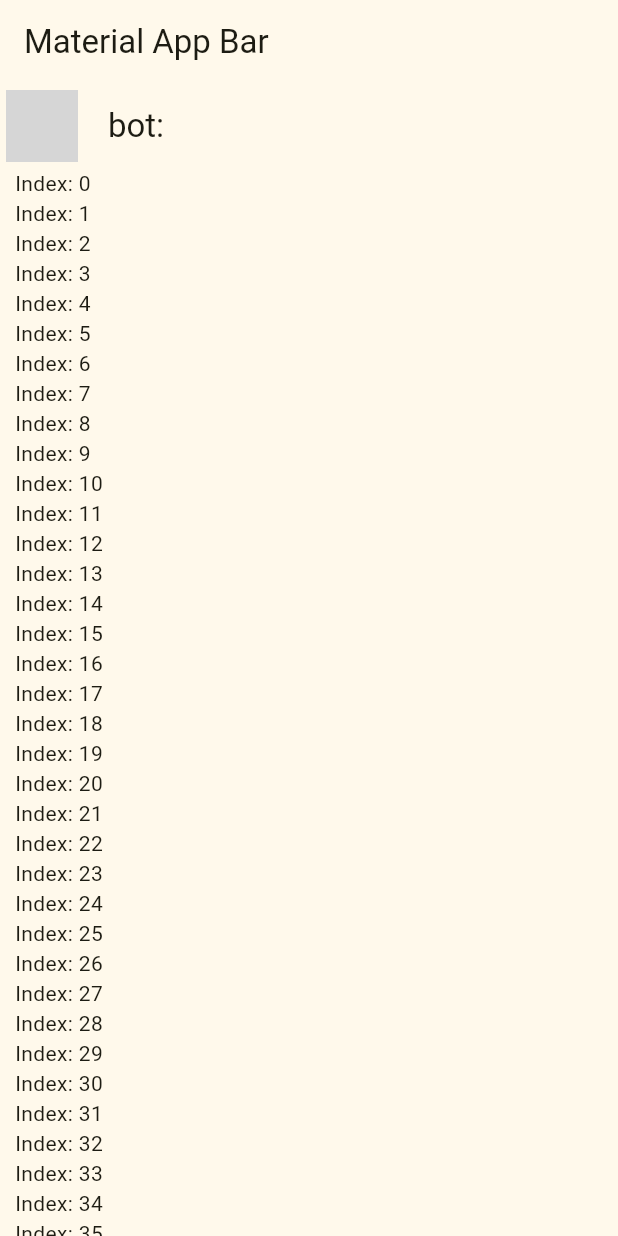
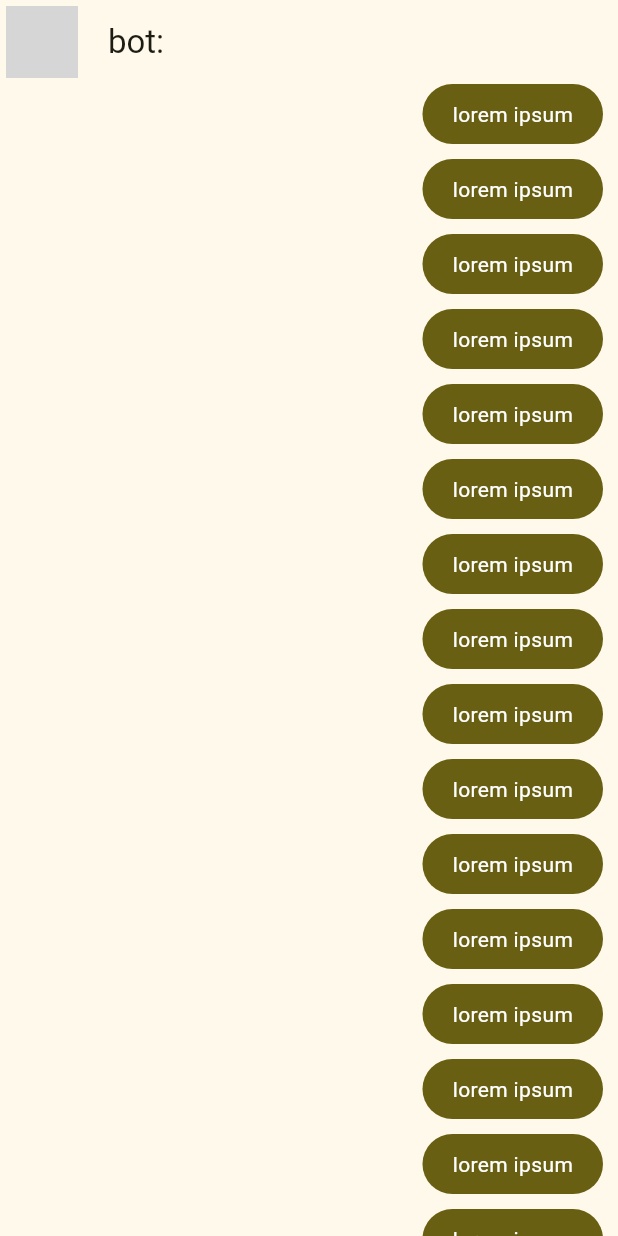
Before and after one commit to axvg/yn-app, a Flutter app: the screen it shows after launch, on a phone screen of 412 x 824 dp. Run offline on Flutter 3.47's test engine with Material 2 defaults, Android fonts, the phone set to English and light mode, and no system bars; network calls fail; grey boxes are pictures that could not be loaded.

Commit message:
messages

```diff
--- a/lib/main.dart
+++ b/lib/main.dart
@@ -14,12 +14,7 @@ class MyApp extends StatelessWidget {
     return MaterialApp(
       title: 'Yes No App',
       theme: AppTheme(selectedColor: 2).theme(),
-      home: Scaffold(
-        appBar: AppBar(
-          title: const Text('Material App Bar'),
-        ),
-        body: ChatScreen(),
-      ),
+      home: const ChatScreen(),
     );
   }
 }
--- a/lib/presentation/screens/chat/chat_screen.dart
+++ b/lib/presentation/screens/chat/chat_screen.dart
@@ -1,4 +1,5 @@
 import 'package:flutter/material.dart';
+import 'package:yes_no_app/presentation/widgets/chat/message_bubble.dart';
 
 class ChatScreen extends StatelessWidget {
   const ChatScreen({super.key});
@@ -11,8 +12,7 @@ class ChatScreen extends StatelessWidget {
         leading: const Padding(
           padding: EdgeInsets.all(4.0),
           child: CircleAvatar(
-            backgroundImage: NetworkImage(
-                'https://robohash.org/2'),
+            backgroundImage: NetworkImage('https://robohash.org/2'),
           ),
         ),
         centerTitle: false,
@@ -36,7 +36,7 @@ class _ChatView extends StatelessWidget {
                 child: ListView.builder(
               itemCount: 100,
               itemBuilder: (context, index) {
-                return Text('Index: $index');
+                return const MessageBubble();
               },
             ))
           ],
--- /dev/null
+++ b/lib/presentation/widgets/chat/message_bubble.dart
@@ -0,0 +1,30 @@
+import 'package:flutter/material.dart';
+
+class MessageBubble extends StatelessWidget {
+  const MessageBubble({super.key});
+
+  @override
+  Widget build(BuildContext context) {
+    final colors = Theme.of(context);
+
+    return Column(
+      crossAxisAlignment: CrossAxisAlignment.end,
+      children: [
+        Container(
+          decoration: BoxDecoration(
+            color: colors.primaryColor,
+            borderRadius: BorderRadius.circular(20),
+          ),
+          child: const Padding(
+            padding: EdgeInsets.symmetric(horizontal: 20, vertical: 10),
+            child: Text(
+              'lorem ipsum',
+              style: TextStyle(color: Colors.white),
+            ),
+          ),
+        ),
+        const SizedBox(height: 10)
+      ],
+    );
+  }
+}
```
